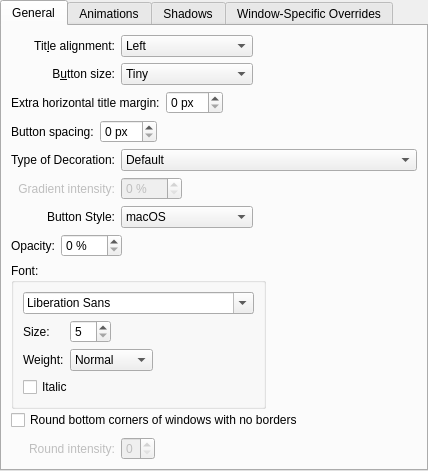
Qt form config/ui/breezeconfigurationui.ui (vickoc911/BreezeChameleon) before a commit.
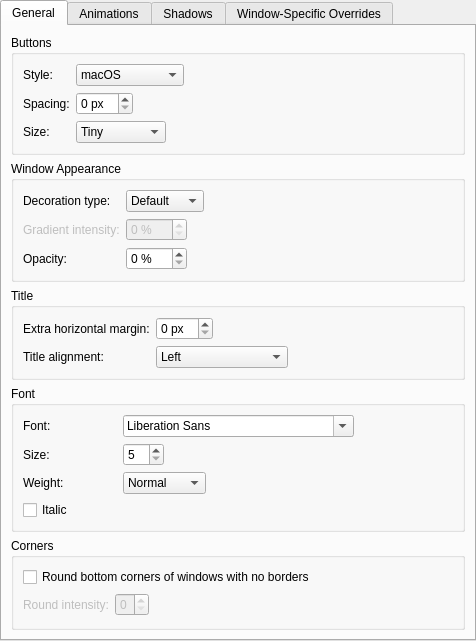
The same form after that commit. Custom widgets are drawn as their Qt base class.

Commit message: Redesign settings menu

```diff
--- a/config/ui/breezeconfigurationui.ui
+++ b/config/ui/breezeconfigurationui.ui
@@ -6,8 +6,8 @@
    <rect>
     <x>0</x>
     <y>0</y>
-    <width>428</width>
-    <height>418</height>
+    <width>476</width>
+    <height>586</height>
    </rect>
   </property>
   <layout class="QVBoxLayout" name="verticalLayout">
@@ -23,231 +23,34 @@
       <attribute name="title">
        <string>General</string>
       </attribute>
-      <layout class="QGridLayout" name="gridLayout_4">
+      <layout class="QVBoxLayout" name="tabGeneralLayout">
+       <item>
+        <widget class="QGroupBox" name="buttonGroupBox">
+         <property name="title">
+          <string>Buttons</string>
+         </property>
+         <layout class="QGridLayout" name="buttonSettings" columnstretch="0,1,0">
        <item row="0" column="0">
-        <widget class="QLabel" name="label_3">
+           <widget class="QLabel" name="buttonStyleLabel">
          <property name="text">
-          <string>Tit&amp;le alignment:</string>
+             <string>Style:</string>
          </property>
          <property name="alignment">
-          <set>Qt::AlignRight|Qt::AlignTrailing|Qt::AlignVCenter</set>
+             <set>Qt::AlignmentFlag::AlignLeading|Qt::AlignmentFlag::AlignLeft|Qt::AlignmentFlag::AlignVCenter</set>
          </property>
          <property name="buddy">
           <cstring>titleAlignment</cstring>
          </property>
         </widget>
        </item>
-       <item row="0" column="1">
-        <widget class="QComboBox" name="titleAlignment">
-         <item>
-          <property name="text">
-           <string>Left</string>
-          </property>
-         </item>
-         <item>
-          <property name="text">
-           <string>Center</string>
-          </property>
-         </item>
-         <item>
-          <property name="text">
-           <string>Center (Full Width)</string>
-          </property>
-         </item>
-         <item>
-          <property name="text">
-           <string>Right</string>
-          </property>
-         </item>
-        </widget>
-       </item>
-       <item row="0" column="2">
-        <spacer name="horizontalSpacer">
-         <property name="orientation">
-          <enum>Qt::Horizontal</enum>
-         </property>
-         <property name="sizeHint" stdset="0">
-          <size>
-           <width>40</width>
-           <height>20</height>
-          </size>
-         </property>
-        </spacer>
-       </item>
-       <item row="1" column="0">
-        <widget class="QLabel" name="label_4">
-         <property name="text">
-          <string>B&amp;utton size:</string>
-         </property>
-         <property name="alignment">
-          <set>Qt::AlignRight|Qt::AlignTrailing|Qt::AlignVCenter</set>
-         </property>
-         <property name="buddy">
-          <cstring>buttonSize</cstring>
-         </property>
-        </widget>
-       </item>
-       <item row="1" column="1">
-        <widget class="QComboBox" name="buttonSize">
-         <item>
-          <property name="text">
-           <string>Tiny</string>
-          </property>
-         </item>
-         <item>
-          <property name="text">
-           <string comment="@item:inlistbox Button size:">Small</string>
-          </property>
-         </item>
-         <item>
-          <property name="text">
-           <string comment="@item:inlistbox Button size:">Medium</string>
-          </property>
-         </item>
-         <item>
-          <property name="text">
-           <string comment="@item:inlistbox Button size:">Large</string>
-          </property>
-         </item>
-         <item>
-          <property name="text">
-           <string comment="@item:inlistbox Button size:">Very Large</string>
-          </property>
-         </item>
-        </widget>
-       </item>
-       <item row="2" column="0" colspan="3">
-        <layout class="QHBoxLayout" name="horizontalLayout">
-         <item>
-          <widget class="QLabel" name="titleMarginLabel">
-           <property name="text">
-            <string>Extra horizontal title margin:</string>
-           </property>
-          </widget>
-         </item>
-         <item>
-          <widget class="QSpinBox" name="titleMarginSpinBox">
-           <property name="suffix">
-            <string> px</string>
-           </property>
-          </widget>
-         </item>
-         <item>
-          <spacer name="horizontalSpacer_8">
-           <property name="orientation">
-            <enum>Qt::Horizontal</enum>
-           </property>
-           <property name="sizeHint" stdset="0">
-            <size>
-             <width>40</width>
-             <height>20</height>
-            </size>
-           </property>
-          </spacer>
-         </item>
-        </layout>
-       </item>
-       <item row="3" column="0" colspan="3">
-        <layout class="QHBoxLayout" name="horizontalLayout_2">
-         <item>
-          <widget class="QLabel" name="btnSpacingLabel">
-           <property name="text">
-            <string>Button spacing:</string>
-           </property>
-          </widget>
-         </item>
-         <item>
-          <widget class="QSpinBox" name="btnSpacingSpinBox">
-           <property name="suffix">
-            <string> px</string>
-           </property>
-           <property name="prefix">
-            <string/>
-           </property>
-          </widget>
-         </item>
-         <item>
-          <spacer name="horizontalSpacer_7">
-           <property name="orientation">
-            <enum>Qt::Horizontal</enum>
-           </property>
-           <property name="sizeHint" stdset="0">
-            <size>
-             <width>40</width>
-             <height>20</height>
-            </size>
-           </property>
-          </spacer>
-         </item>
-        </layout>
-       </item>
-       <item row="4" column="0" colspan="1">
-        <widget class="QLabel" name="label_41">
-         <property name="text">
-          <string>Type of Decoration:</string>
-         </property>
-         <property name="alignment">
-          <set>Qt::AlignRight|Qt::AlignTrailing|Qt::AlignVCenter</set>
-         </property>
-        </widget>
-        </item>
-        <item row="4" column="1" colspan="2">
-        <widget class="QComboBox" name="typeDecorationWindow">
-         <item>
-          <property name="text">
-           <string>Default</string>
-          </property>
-         </item>
-         <item>
-          <property name="text">
-           <string>Gradient</string>
-          </property>
-         </item>
-         <item>
-          <property name="text">
-           <string>Metal</string>
-          </property>
-         </item>
-        </widget>
-       </item>
-       <item row="5" column="0">
-        <widget class="QLabel" name="label_7">
-         <property name="enabled">
-          <bool>false</bool>
-         </property>
-         <property name="text">
-          <string>Gradient intensity:</string>
-         </property>
-         <property name="alignment">
-          <set>Qt::AlignRight|Qt::AlignTrailing|Qt::AlignVCenter</set>
-         </property>
-        </widget>
-       </item>
-       <item row="5" column="1" alignment="Qt::AlignLeft">
-        <widget class="QSpinBox" name="gradientSpinBox">
-         <property name="enabled">
-          <bool>false</bool>
-         </property>
-         <property name="suffix">
-          <string> %</string>
-         </property>
-         <property name="maximum">
-          <number>100</number>
-         </property>
-        </widget>
-       </item>
-       <item row="6" column="0">
-        <widget class="QLabel" name="label_42">
-         <property name="text">
-          <string>Button Style:</string>
-         </property>
-         <property name="alignment">
-          <set>Qt::AlignRight|Qt::AlignTrailing|Qt::AlignVCenter</set>
-         </property>
-        </widget>
-       </item>
-       <item row="6" column="1">
+          <item row="0" column="1" colspan="2">
         <widget class="QComboBox" name="buttonStyle">
+            <property name="sizePolicy">
+             <sizepolicy hsizetype="Fixed" vsizetype="Fixed">
+              <horstretch>0</horstretch>
+              <verstretch>0</verstretch>
+             </sizepolicy>
+            </property>
          <item>
           <property name="text">
            <string>macOS</string>
@@ -290,50 +93,183 @@
          </item>
         </widget>
        </item>
-       <item row="8" column="0" colspan="3">
-        <widget class="QCheckBox" name="roundedCorners">
-         <property name="text">
-          <string>Round bottom corners of windows with no borders</string>
-         </property>
-        </widget>
-       </item>
-       <item row="9" column="0">
-        <widget class="QLabel" name="label_71">
-         <property name="enabled">
-          <bool>false</bool>
-         </property>
+          <item row="1" column="0">
+           <widget class="QLabel" name="buttonSpacingLabel">
+            <property name="sizePolicy">
+             <sizepolicy hsizetype="Preferred" vsizetype="Preferred">
+              <horstretch>0</horstretch>
+              <verstretch>0</verstretch>
+             </sizepolicy>
+            </property>
          <property name="text">
-          <string>Round intensity:</string>
+             <string>Spacing:</string>
          </property>
          <property name="alignment">
-          <set>Qt::AlignRight|Qt::AlignTrailing|Qt::AlignVCenter</set>
+             <set>Qt::AlignmentFlag::AlignLeading|Qt::AlignmentFlag::AlignLeft|Qt::AlignmentFlag::AlignVCenter</set>
+            </property>
+            <property name="buddy">
+             <cstring>buttonSpacing</cstring>
          </property>
         </widget>
        </item>
-       <item row="9" column="1" alignment="Qt::AlignLeft">
-        <widget class="QSpinBox" name="roundSpinBox">
-         <property name="enabled">
-          <bool>false</bool>
+          <item row="1" column="1" colspan="2">
+           <widget class="QSpinBox" name="buttonSpacing">
+            <property name="sizePolicy">
+             <sizepolicy hsizetype="Fixed" vsizetype="Fixed">
+              <horstretch>0</horstretch>
+              <verstretch>0</verstretch>
+             </sizepolicy>
          </property>
          <property name="suffix">
-          <string></string>
-         </property>
-         <property name="maximum">
-          <number>9</number>
+             <string> px</string>
+            </property>
+            <property name="prefix">
+             <string/>
          </property>
         </widget>
        </item>
-       <item row="7" column="0" colspan="3">
-        <layout class="QGridLayout" name="gridLayout_2" columnstretch="0,0,0,1">
+          <item row="2" column="1" colspan="2">
+           <widget class="QComboBox" name="buttonSize">
+            <property name="sizePolicy">
+             <sizepolicy hsizetype="Fixed" vsizetype="Fixed">
+              <horstretch>0</horstretch>
+              <verstretch>0</verstretch>
+             </sizepolicy>
+            </property>
+            <item>
+             <property name="text">
+              <string>Tiny</string>
+             </property>
+            </item>
+            <item>
+             <property name="text">
+              <string comment="@item:inlistbox Size:">Small</string>
+             </property>
+            </item>
+            <item>
+             <property name="text">
+              <string comment="@item:inlistbox Size:">Medium</string>
+             </property>
+            </item>
+            <item>
+             <property name="text">
+              <string comment="@item:inlistbox Size:">Large</string>
+             </property>
+            </item>
+            <item>
+             <property name="text">
+              <string comment="@item:inlistbox Size:">Very Large</string>
+             </property>
+            </item>
+           </widget>
+          </item>
+          <item row="2" column="0">
+           <widget class="QLabel" name="buttonSizeLabel">
+            <property name="text">
+             <string>Size:</string>
+            </property>
+            <property name="alignment">
+             <set>Qt::AlignmentFlag::AlignLeading|Qt::AlignmentFlag::AlignLeft|Qt::AlignmentFlag::AlignVCenter</set>
+            </property>
+            <property name="buddy">
+             <cstring>buttonSize</cstring>
+            </property>
+           </widget>
+          </item>
+         </layout>
+        </widget>
+       </item>
+       <item>
+        <widget class="QGroupBox" name="decorationGroupBox">
+         <property name="title">
+          <string>Window Appearance</string>
+         </property>
+         <layout class="QGridLayout" name="decorationGridLayout" columnstretch="0,1,0">
          <item row="0" column="0">
-          <widget class="QLabel" name="label_61">
+           <widget class="QLabel" name="typeDecorationLabel">
+            <property name="text">
+             <string>Decoration type:</string>
+            </property>
+            <property name="alignment">
+             <set>Qt::AlignmentFlag::AlignLeading|Qt::AlignmentFlag::AlignLeft|Qt::AlignmentFlag::AlignVCenter</set>
+            </property>
+            <property name="buddy">
+             <cstring>typeDecoration</cstring>
+            </property>
+           </widget>
+          </item>
+          <item row="0" column="1" colspan="2">
+           <widget class="QComboBox" name="typeDecoration">
+            <property name="sizePolicy">
+             <sizepolicy hsizetype="Fixed" vsizetype="Fixed">
+              <horstretch>0</horstretch>
+              <verstretch>0</verstretch>
+             </sizepolicy>
+            </property>
+            <item>
+             <property name="text">
+              <string>Default</string>
+             </property>
+            </item>
+            <item>
+             <property name="text">
+              <string>Gradient</string>
+             </property>
+            </item>
+            <item>
+             <property name="text">
+              <string>Metal</string>
+             </property>
+            </item>
+           </widget>
+          </item>
+          <item row="1" column="0">
+           <widget class="QLabel" name="gradientIntensityLabel">
+            <property name="enabled">
+             <bool>false</bool>
+            </property>
+            <property name="text">
+             <string>Gradient intensity:</string>
+            </property>
+            <property name="alignment">
+             <set>Qt::AlignmentFlag::AlignLeading|Qt::AlignmentFlag::AlignLeft|Qt::AlignmentFlag::AlignVCenter</set>
+            </property>
+            <property name="buddy">
+             <cstring>gradientIntensity</cstring>
+            </property>
+           </widget>
+          </item>
+          <item row="1" column="1" alignment="Qt::AlignmentFlag::AlignLeft">
+           <widget class="QSpinBox" name="gradientIntensity">
+            <property name="enabled">
+             <bool>false</bool>
+            </property>
+            <property name="suffix">
+             <string> %</string>
+            </property>
+            <property name="maximum">
+             <number>100</number>
+            </property>
+           </widget>
+          </item>
+          <item row="2" column="0">
+           <widget class="QLabel" name="opacityLabel">
+            <property name="enabled">
+             <bool>true</bool>
+            </property>
            <property name="text">
             <string>Opacity:</string>
            </property>
-          </widget>
-         </item>
-         <item row="0" column="1">
-          <widget class="QSpinBox" name="opacitySpinBox">
+            <property name="alignment">
+             <set>Qt::AlignmentFlag::AlignLeading|Qt::AlignmentFlag::AlignLeft|Qt::AlignmentFlag::AlignVCenter</set>
+            </property>
+            <property name="buddy">
+             <cstring>opacity</cstring>
+            </property>
+           </widget>
+          </item>
+          <item row="2" column="1" alignment="Qt::AlignmentFlag::AlignLeft">
+           <widget class="QSpinBox" name="opacity">
            <property name="suffix">
             <string> %</string>
            </property>
@@ -342,67 +278,127 @@
            </property>
           </widget>
          </item>
-         <item row="0" column="2">
-          <spacer name="horizontalSpacer_6">
-           <property name="orientation">
-            <enum>Qt::Horizontal</enum>
-           </property>
-           <property name="sizeHint" stdset="0">
-            <size>
-             <width>5</width>
-             <height>5</height>
-            </size>
-           </property>
-          </spacer>
-         </item>
-         <item row="1" column="0" colspan="3">
-          <widget class="QGroupBox" name="groupBox">
+         </layout>
+        </widget>
+       </item>
+       <item>
+        <widget class="QGroupBox" name="titleGroupBox">
            <property name="title">
-            <string>Font:</string>
-           </property>
-           <layout class="QGridLayout" name="gridLayout_3">
-            <item row="0" column="0" colspan="5">
-             <widget class="QFontComboBox" name="fontComboBox"/>
-            </item>
-            <item row="1" column="1" alignment="Qt::AlignLeft">
-             <widget class="QSpinBox" name="fontSizeSpinBox">
-              <property name="minimum">
-               <number>5</number>
-              </property>
-              <property name="maximum">
-               <number>50</number>
+          <string>Title</string>
+         </property>
+         <layout class="QGridLayout" name="titleGridLayout" columnstretch="0,1,0">
+          <item row="0" column="0">
+           <widget class="QLabel" name="titleMarginLabel">
+            <property name="text">
+             <string>Extra horizontal margin:</string>
+            </property>
+            <property name="alignment">
+             <set>Qt::AlignmentFlag::AlignLeading|Qt::AlignmentFlag::AlignLeft|Qt::AlignmentFlag::AlignVCenter</set>
+            </property>
+            <property name="buddy">
+             <cstring>titleMargin</cstring>
+            </property>
+           </widget>
+          </item>
+          <item row="1" column="1" colspan="2">
+           <widget class="QComboBox" name="titleAlignment">
+            <property name="sizePolicy">
+             <sizepolicy hsizetype="Fixed" vsizetype="Fixed">
+              <horstretch>0</horstretch>
+              <verstretch>0</verstretch>
+             </sizepolicy>
+            </property>
+            <item>
+             <property name="text">
+              <string>Left</string>
+             </property>
+            </item>
+            <item>
+             <property name="text">
+              <string>Center</string>
+             </property>
+            </item>
+            <item>
+             <property name="text">
+              <string>Center (Full Width)</string>
+             </property>
+            </item>
+            <item>
+             <property name="text">
+              <string>Right</string>
+             </property>
+            </item>
+           </widget>
+          </item>
+          <item row="0" column="1" alignment="Qt::AlignmentFlag::AlignLeft">
+           <widget class="QSpinBox" name="titleMargin">
+            <property name="sizePolicy">
+             <sizepolicy hsizetype="Fixed" vsizetype="Fixed">
+              <horstretch>0</horstretch>
+              <verstretch>0</verstretch>
+             </sizepolicy>
+            </property>
+            <property name="suffix">
+             <string> px</string>
               </property>
              </widget>
             </item>
             <item row="1" column="0">
-             <widget class="QLabel" name="label_9">
+           <widget class="QLabel" name="titleAlignmentLabel">
+            <property name="text">
+             <string>Title alignment:</string>
+            </property>
+            <property name="alignment">
+             <set>Qt::AlignmentFlag::AlignLeading|Qt::AlignmentFlag::AlignLeft|Qt::AlignmentFlag::AlignVCenter</set>
+            </property>
+            <property name="buddy">
+             <cstring>titleAlignment</cstring>
+            </property>
+           </widget>
+          </item>
+         </layout>
+        </widget>
+       </item>
+       <item>
+        <widget class="QGroupBox" name="fontGroupBox">
+         <property name="title">
+          <string>Font</string>
+         </property>
+         <layout class="QGridLayout" name="gridLayout_3" columnstretch="0,1,0">
+          <item row="3" column="0">
+           <widget class="QLabel" name="fontSizeLabel">
               <property name="text">
                <string>Size:</string>
               </property>
-             </widget>
-            </item>
-            <item row="1" column="4">
-             <spacer name="horizontalSpacer_3">
-              <property name="orientation">
-               <enum>Qt::Horizontal</enum>
-              </property>
-              <property name="sizeHint" stdset="0">
-               <size>
-                <width>5</width>
-                <height>5</height>
-               </size>
-              </property>
-             </spacer>
-            </item>
-            <item row="2" column="0">
-             <widget class="QLabel" name="label_8">
+            <property name="alignment">
+             <set>Qt::AlignmentFlag::AlignLeading|Qt::AlignmentFlag::AlignLeft|Qt::AlignmentFlag::AlignVCenter</set>
+            </property>
+            <property name="buddy">
+             <cstring>fontSize</cstring>
+            </property>
+           </widget>
+          </item>
+          <item row="4" column="0">
+           <widget class="QLabel" name="fontWeightLabel">
               <property name="text">
                <string>Weight:</string>
               </property>
-             </widget>
-            </item>
-            <item row="2" column="1">
-             <widget class="QComboBox" name="weightComboBox">
+            <property name="alignment">
+             <set>Qt::AlignmentFlag::AlignLeading|Qt::AlignmentFlag::AlignLeft|Qt::AlignmentFlag::AlignVCenter</set>
+            </property>
+            <property name="buddy">
+             <cstring>fontWeight</cstring>
+            </property>
+           </widget>
+          </item>
+          <item row="4" column="1" colspan="2">
+           <widget class="QComboBox" name="fontWeight">
+            <property name="sizePolicy">
+             <sizepolicy hsizetype="Fixed" vsizetype="Fixed">
+              <horstretch>0</horstretch>
+              <verstretch>0</verstretch>
+             </sizepolicy>
+            </property>
               <property name="currentIndex">
                <number>0</number>
               </property>
@@ -438,47 +434,100 @@
               </item>
              </widget>
             </item>
-            <item row="3" column="0" colspan="2">
-             <widget class="QCheckBox" name="italicCheckBox">
+          <item row="3" column="1" colspan="2">
+           <widget class="QSpinBox" name="fontSize">
+            <property name="sizePolicy">
+             <sizepolicy hsizetype="Fixed" vsizetype="Fixed">
+              <horstretch>0</horstretch>
+              <verstretch>0</verstretch>
+             </sizepolicy>
+            </property>
+            <property name="minimum">
+             <number>5</number>
+            </property>
+            <property name="maximum">
+             <number>50</number>
+            </property>
+           </widget>
+          </item>
+          <item row="5" column="0" colspan="2">
+           <widget class="QCheckBox" name="italic">
               <property name="text">
                <string>Italic</string>
               </property>
              </widget>
             </item>
+          <item row="2" column="0">
+           <widget class="QLabel" name="fontLabel">
+            <property name="text">
+             <string>Font:</string>
+            </property>
+            <property name="buddy">
+             <cstring>font</cstring>
+            </property>
+           </widget>
+          </item>
+          <item row="2" column="1">
+           <widget class="QFontComboBox" name="font">
+            <property name="sizePolicy">
+             <sizepolicy hsizetype="Fixed" vsizetype="Fixed">
+              <horstretch>0</horstretch>
+              <verstretch>0</verstretch>
+             </sizepolicy>
+            </property>
+           </widget>
+          </item>
            </layout>
           </widget>
          </item>
-         <item row="1" column="3">
-          <spacer name="horizontalSpacer_2">
-           <property name="orientation">
-            <enum>Qt::Horizontal</enum>
-           </property>
-           <property name="sizeHint" stdset="0">
-            <size>
-             <width>5</width>
-             <height>5</height>
-            </size>
-           </property>
-          </spacer>
-         </item>
-        </layout>
-       </item>
-       <item row="8" column="0" colspan="3">
-        <spacer name="verticalSpacer">
-         <property name="orientation">
-          <enum>Qt::Vertical</enum>
-         </property>
-         <property name="sizeHint" stdset="0">
-          <size>
-           <width>20</width>
-           <height>40</height>
-          </size>
-         </property>
-        </spacer>
+       <item>
+        <widget class="QGroupBox" name="cornerGroupBox">
+         <property name="title">
+          <string>Corners</string>
+         </property>
+         <layout class="QGridLayout" name="cornerGridLayout" columnstretch="0,1,0">
+          <item row="0" column="0" colspan="3">
+           <widget class="QCheckBox" name="roundedCorners">
+            <property name="text">
+             <string>Round bottom corners of windows with no borders</string>
+            </property>
+           </widget>
+          </item>
+          <item row="1" column="0">
+           <widget class="QLabel" name="roundIntensityLabel">
+            <property name="enabled">
+             <bool>false</bool>
+            </property>
+            <property name="text">
+             <string>Round intensity:</string>
+            </property>
+            <property name="alignment">
+             <set>Qt::AlignmentFlag::AlignLeading|Qt::AlignmentFlag::AlignLeft|Qt::AlignmentFlag::AlignVCenter</set>
+            </property>
+            <property name="buddy">
+             <cstring>roundIntensity</cstring>
+            </property>
+           </widget>
+          </item>
+          <item row="1" column="1" alignment="Qt::AlignmentFlag::AlignLeft">
+           <widget class="QSpinBox" name="roundIntensity">
+            <property name="enabled">
+             <bool>false</bool>
+            </property>
+            <property name="suffix">
+             <string/>
+            </property>
+            <property name="maximum">
+             <number>9</number>
+            </property>
+           </widget>
        </item>
       </layout>
      </widget>
-     <widget class="QWidget" name="tab_2">
+       </item>
+      </layout>
+     </widget>
+     <widget class="QWidget" name="tab1Animations">
       <attribute name="title">
        <string>Animations</string>
       </attribute>
```
Left out of the diff: 124 changed lines with no effect on the pictures. Lines whose indentation alone changed are shown as unchanged. The commit also changes 2 other files.
